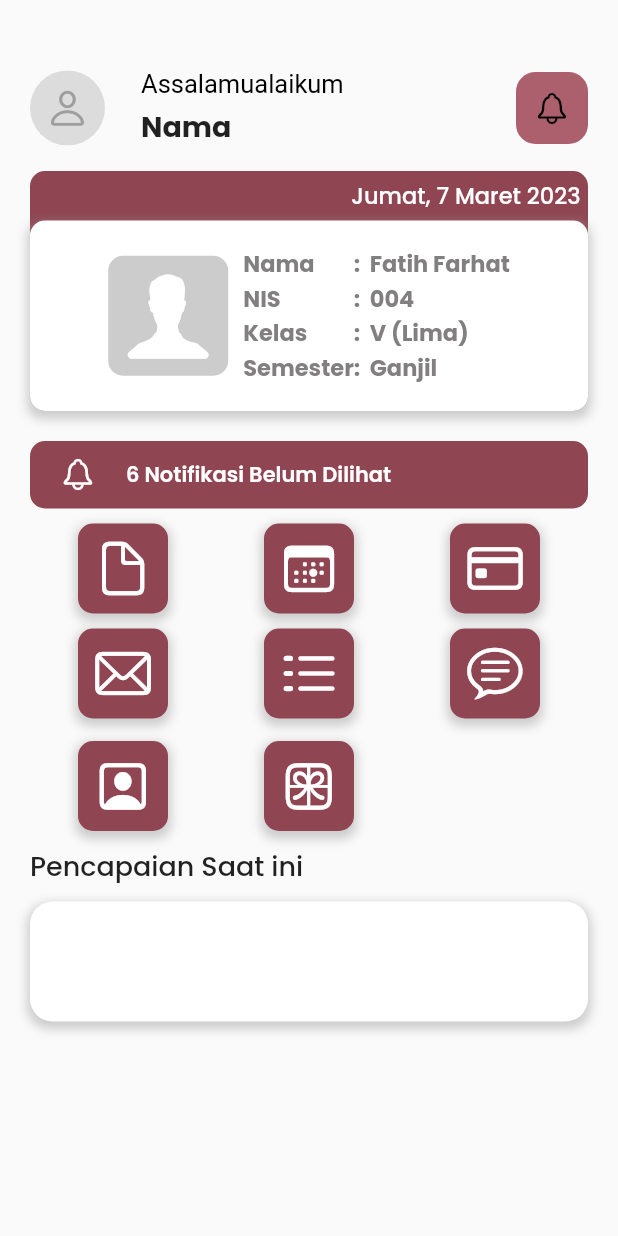
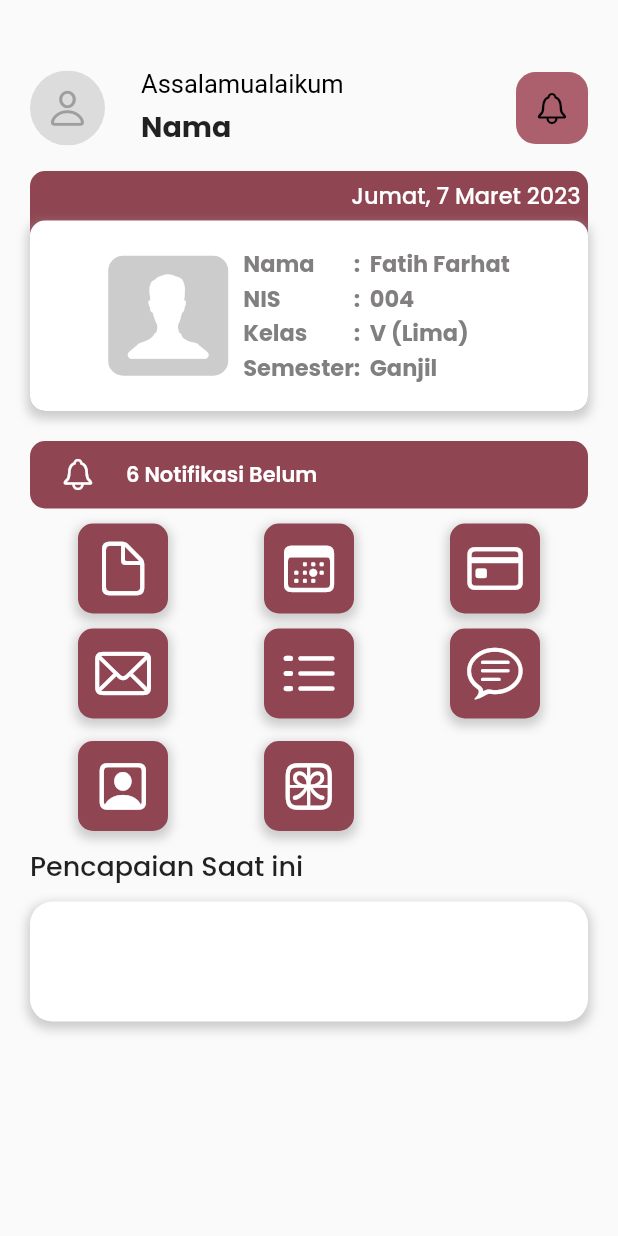
Before and after one commit to MNafii/ummar, a Flutter app: the Dashboard screen opened directly, on a phone screen of 412 x 824 dp. Run offline on Flutter 3.47's test engine with Material 2 defaults, Android fonts, the phone set to English and light mode, and no system bars; our stand-ins replace google_fonts, syncfusion_flutter_charts.

Commit message:
saya nafi

```diff
--- a/tauhidz/lib/app/modules/dashboard/dashboard.dart
+++ b/tauhidz/lib/app/modules/dashboard/dashboard.dart
@@ -242,7 +242,7 @@ class Dashboard extends StatelessWidget {
                   width: 20,
                 ),
                 Text(
-                  '6 Notifikasi Belum Dilihat',
+                  '6 Notifikasi Belum',
                   style: GoogleFonts.poppins(
                     color: Colors.white,
                     fontSize: 14,
```
